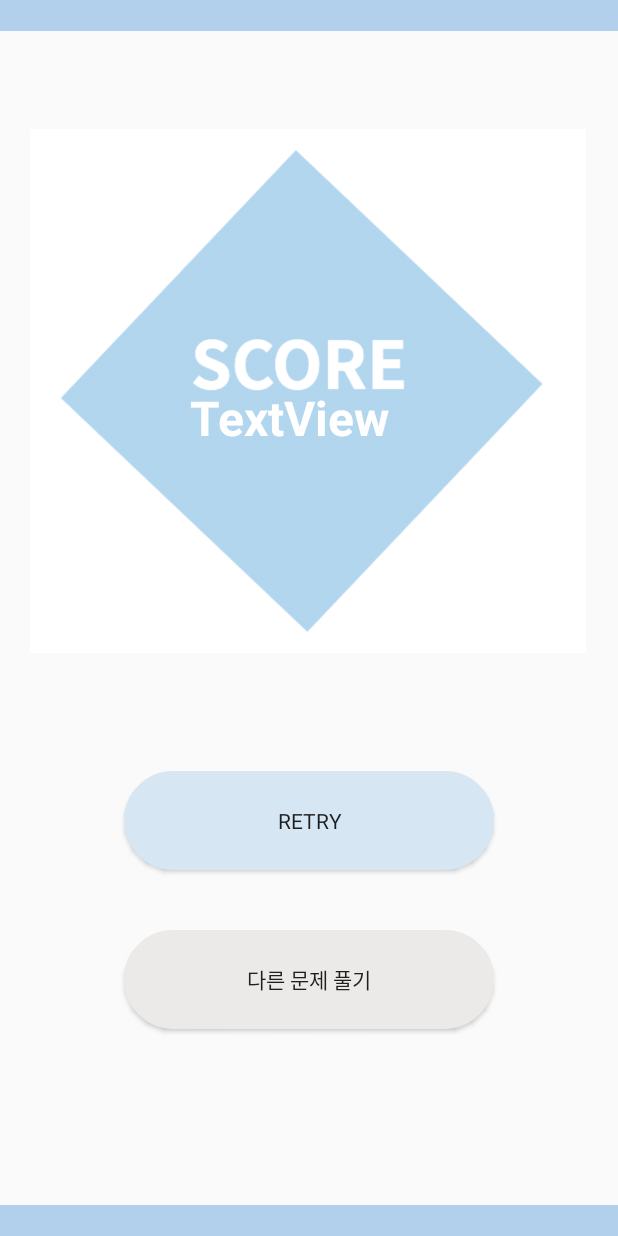
After one commit to LeeSaeBom/CODIZ-AOS, an Android app: the layout activity_result3.xml on its own in the app's theme, with its tools: preview values and no code run, on a phone screen of 412 x 824 dp. The commit adds this screen. Run offline under Robolectric (Android 15) with nearby library versions, the phone set to English and light mode, and no system bars.

Commit message:
UI 만들기

```diff
--- a/app/src/main/AndroidManifest.xml
+++ b/app/src/main/AndroidManifest.xml
@@ -1,10 +1,6 @@
 <?xml version="1.0" encoding="utf-8"?>
 <manifest xmlns:android="http://schemas.android.com/apk/res/android"
     package="com.example.mobile">
-
-    <uses-permission android:name="android.permission.WAKE_LOCK" />
-
-    <uses-feature android:name="android.hardware.type.watch" />
 
     <uses-permission android:name="android.permission.INTERNET" />
 
@@ -16,15 +12,10 @@
         android:supportsRtl="true"
         android:theme="@style/AppTheme"
         android:usesCleartextTraffic="true">
-        <uses-library
-            android:name="com.google.android.wearable"
-            android:required="true" />
 
-        <!--
-               Set to true if your app is Standalone, that is, it does not require the handheld
-               app to run.
-        -->
+
         <activity
+            android:theme="@style/AppTheme.NoActionBar"
             android:name=".GrammerDetailActivity">
         </activity>
         <activity
--- a/app/src/main/java/com/example/mobile/GrammerActivity.kt
+++ b/app/src/main/java/com/example/mobile/GrammerActivity.kt
@@ -104,9 +104,10 @@ class GrammerActivity : AppCompatActivity() {
                     grammerList[groupPosition][childPosition].grammerName
                 )
                 intent.putExtra(
-                    "grammerDescription",
+                    "description",
                     grammerList[groupPosition][childPosition].description
                 )
+                context.startActivity(intent)
             }
 
             return view
--- a/app/src/main/java/com/example/mobile/ProblemActivity.kt
+++ b/app/src/main/java/com/example/mobile/ProblemActivity.kt
@@ -75,7 +75,7 @@ class ProblemActivity : AppCompatActivity() {
                 return view
             } else {
                 val view =
-                    LayoutInflater.from(context).inflate(R.layout.choose_item, container, false)
+                    LayoutInflater.from(context).inflate(R.layout.activity_choose, container, false)
                 container.addView(view)
 
                 val problemTextView = view.findViewById<TextView>(R.id.problemDescription)
@@ -100,7 +100,7 @@ class ProblemActivity : AppCompatActivity() {
                 for (index in 0 until 4) {
                     btnArray[index].setOnClickListener {
                         btnArray[index].setBackgroundColor(context.getColor(R.color.buttonSelect))
-                        saveAnswer[position] = index
+                        saveAnswer[position] = index + 1
                         for (other in 0 until 4) {
                             if (index == other) {
                                 continue
--- a/app/src/main/res/layout/activity_choose.xml
+++ b/app/src/main/res/layout/activity_choose.xml
@@ -37,17 +37,28 @@
         app:layout_constraintTop_toBottomOf="@+id/const_top"
         app:layout_constraintWidth_percent="1">
 
-        <TextView
-            android:id="@+id/problemDescription"
-            android:layout_width="349dp"
-            android:layout_height="360dp"
-            android:background="@drawable/border_blue"
-            android:padding="10dp"
-            android:text="#include &lt;stdio.h&gt; \n if(     (1번)      )"
+
+        <ScrollView
             app:layout_constraintBottom_toBottomOf="parent"
             app:layout_constraintEnd_toEndOf="parent"
             app:layout_constraintStart_toStartOf="parent"
-            app:layout_constraintTop_toTopOf="parent" />
+            app:layout_constraintTop_toTopOf="parent"
+            android:layout_width="349dp"
+            android:layout_height="360dp">
+            <LinearLayout
+                android:layout_width="match_parent"
+                android:layout_height="match_parent"
+                android:orientation="vertical">
+                <TextView
+                    android:id="@+id/problemDescription"
+                    android:layout_width="349dp"
+                    android:layout_height="360dp"
+                    android:background="@drawable/border_blue"
+                    android:padding="10dp"
+                    android:text="#include &lt;stdio.h&gt; \n if(     (1번)      )"
+                    />
+            </LinearLayout>
+        </ScrollView>
 
     </androidx.constraintlayout.widget.ConstraintLayout>
     <androidx.constraintlayout.widget.ConstraintLayout
@@ -66,7 +77,7 @@
             android:layout_height="46dp"
             android:layout_gravity="right"
             android:layout_marginStart="20dp"
-            android:layout_marginTop="16dp"
+            android:layout_marginTop="1dp"
             android:layout_marginEnd="20dp"
             android:background="@drawable/bnt_gray"
             android:text="1번"
--- /dev/null
+++ b/app/src/main/res/layout/activity_result3.xml
@@ -0,0 +1,128 @@
+<?xml version="1.0" encoding="utf-8"?>
+<androidx.constraintlayout.widget.ConstraintLayout xmlns:android="http://schemas.android.com/apk/res/android"
+    xmlns:app="http://schemas.android.com/apk/res-auto"
+    android:layout_width="match_parent"
+    android:layout_height="match_parent"
+    xmlns:tools="http://schemas.android.com/tools">
+
+    <androidx.constraintlayout.widget.ConstraintLayout
+        android:id="@+id/resultcnt_bottom"
+        android:layout_width="0dp"
+        android:layout_height="0dp"
+        app:layout_constraintEnd_toEndOf="parent"
+        app:layout_constraintHeight_percent="0.025"
+        app:layout_constraintStart_toStartOf="parent"
+        app:layout_constraintTop_toBottomOf="@id/resultcnt_main2"
+        app:layout_constraintWidth_percent="1">
+        <View
+            android:id="@+id/topView4"
+            android:layout_width="match_parent"
+            android:layout_height="match_parent"
+            android:background="#B2D0EB"
+            app:layout_constraintBottom_toBottomOf="parent"
+            app:layout_constraintEnd_toEndOf="parent"
+            app:layout_constraintStart_toStartOf="parent"
+            tools:ignore="MissingConstraints" />
+
+    </androidx.constraintlayout.widget.ConstraintLayout>
+
+    <androidx.constraintlayout.widget.ConstraintLayout
+        android:id="@+id/resultcnt_main2"
+        android:layout_width="0dp"
+        android:layout_height="0dp"
+        app:layout_constraintEnd_toEndOf="parent"
+        app:layout_constraintHeight_percent="0.4"
+        app:layout_constraintStart_toStartOf="parent"
+        app:layout_constraintTop_toBottomOf="@id/resultcnt_main"
+        app:layout_constraintWidth_percent="1">
+
+        <Button
+            android:id="@+id/retry_btn"
+            android:layout_width="0dp"
+            android:layout_height="0dp"
+            android:layout_marginTop="40dp"
+            android:background="@drawable/bnt_blue"
+            android:text="RETRY"
+            android:textAppearance="@style/TextAppearance.AppCompat.Body1"
+            app:layout_constraintEnd_toEndOf="parent"
+            app:layout_constraintHeight_percent="0.2"
+            app:layout_constraintStart_toStartOf="parent"
+            app:layout_constraintTop_toTopOf="parent"
+            app:layout_constraintWidth_percent="0.6" />
+
+        <Button
+            android:id="@+id/main_btn"
+            android:layout_width="0dp"
+            android:layout_height="0dp"
+            android:layout_marginTop="40dp"
+            android:background="@drawable/bnt_gray"
+            android:text="다른 문제 풀기"
+            app:layout_constraintEnd_toEndOf="parent"
+            app:layout_constraintHeight_percent="0.2"
+            app:layout_constraintStart_toStartOf="parent"
+            app:layout_constraintTop_toBottomOf="@+id/retry_btn"
+            app:layout_constraintWidth_percent="0.6" />
+
+    </androidx.constraintlayout.widget.ConstraintLayout>
+
+    <androidx.constraintlayout.widget.ConstraintLayout
+        android:id="@+id/resultcnt_top"
+        android:layout_width="0dp"
+        android:layout_height="0dp"
+        app:layout_constraintEnd_toEndOf="parent"
+        app:layout_constraintHeight_percent="0.025"
+        app:layout_constraintStart_toStartOf="parent"
+        app:layout_constraintTop_toTopOf="parent"
+        app:layout_constraintWidth_percent="1">
+
+        <View
+            android:id="@+id/topView3"
+            android:layout_width="0dp"
+            android:layout_height="match_parent"
+            android:background="#B2D0EB"
+            app:layout_constraintEnd_toEndOf="parent"
+            app:layout_constraintStart_toStartOf="parent"
+            app:layout_constraintTop_toTopOf="parent"
+            tools:ignore="MissingConstraints" />
+
+    </androidx.constraintlayout.widget.ConstraintLayout>
+
+    <androidx.constraintlayout.widget.ConstraintLayout
+        android:id="@+id/resultcnt_main"
+        android:layout_width="0dp"
+        android:layout_height="0dp"
+        app:layout_constraintEnd_toEndOf="parent"
+        app:layout_constraintHeight_percent="0.55"
+        app:layout_constraintStart_toStartOf="parent"
+        app:layout_constraintTop_toBottomOf="@id/resultcnt_top"
+        app:layout_constraintWidth_percent="1">
+
+        <ImageView
+            android:id="@+id/imageView3"
+            android:layout_width="0dp"
+            android:layout_height="0dp"
+            android:layout_marginTop="36dp"
+            app:layout_constraintEnd_toEndOf="parent"
+            app:layout_constraintHeight_percent="0.9"
+            app:layout_constraintHorizontal_bias="0.487"
+            app:layout_constraintStart_toStartOf="parent"
+            app:layout_constraintTop_toTopOf="parent"
+            app:layout_constraintWidth_percent="0.9"
+            app:srcCompat="@drawable/score" />
+
+        <TextView
+            android:id="@+id/txtScore"
+            android:layout_width="159dp"
+            android:layout_height="60dp"
+            android:layout_marginTop="200dp"
+            android:text="TextView"
+            android:textColor="#FFFFFF"
+            android:textSize="32dp"
+            android:textStyle="bold"
+            app:layout_constraintEnd_toEndOf="parent"
+            app:layout_constraintHeight_percent="0.2"
+            app:layout_constraintStart_toStartOf="parent"
+            app:layout_constraintTop_toTopOf="@+id/imageView3"
+            app:layout_constraintWidth_percent="0.5" />
+    </androidx.constraintlayout.widget.ConstraintLayout>
+</androidx.constraintlayout.widget.ConstraintLayout>
--- a/app/src/main/res/layout/choose_last.xml
+++ b/app/src/main/res/layout/choose_last.xml
@@ -21,7 +21,7 @@
                 android:layout_height="wrap_content"
                 android:layout_gravity="right"
                 android:layout_marginTop="20dp"
-                android:background="#FFFFFF"
+                android:background="@drawable/bnt_blue"
                 android:text="제출하기"/>
         </LinearLayout>
 </LinearLayout>
--- a/app/src/main/res/values/strings.xml
+++ b/app/src/main/res/values/strings.xml
@@ -1,6 +1,6 @@
 <resources>
     <string name="app_name">codiz</string>
-    <string name="server_host">192.168.0.2</string>
+    <string name="server_host">192.168.0.7</string>
     <string name="server_port">8080</string>
     <string name="title_activity_select">SelectActivity</string>
     <!--
```
Also changed, not shown: app/src/main/res/drawable/score.png (added).
